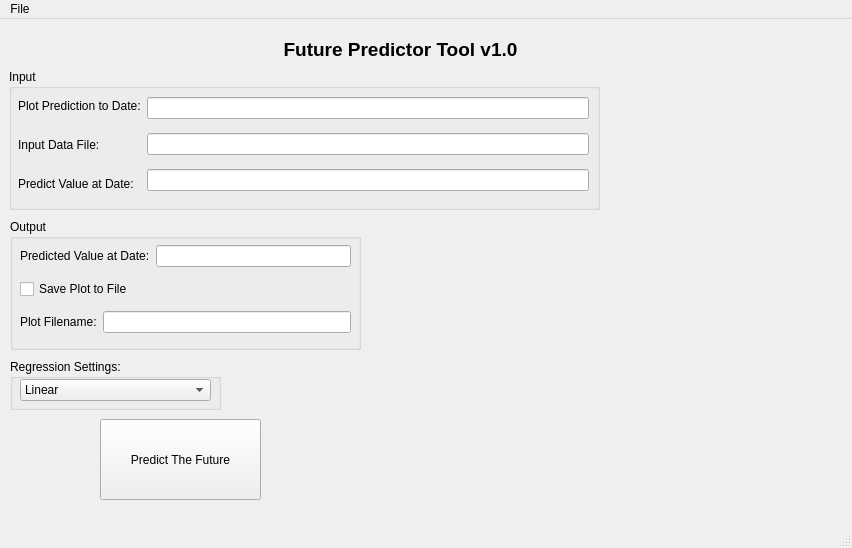
First picture: the form in predictor_template.ui, repository AJ-LinharesIV/PyQt_practice, before the edit.
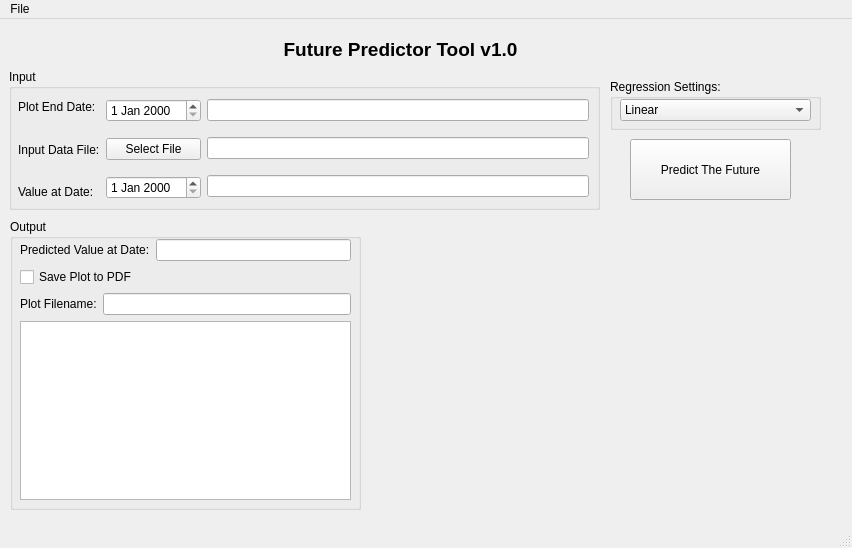
Second picture: the form after the edit.

Commit message: added methods for prophet and input file select box

What changed in the file:
```diff
--- a/predictor_template.ui
+++ b/predictor_template.ui
@@ -41,10 +41,10 @@
    <widget class="QPushButton" name="ButtonPredict">
     <property name="geometry">
      <rect>
-      <x>100</x>
-      <y>400</y>
+      <x>630</x>
+      <y>120</y>
       <width>161</width>
-      <height>81</height>
+      <height>61</height>
      </rect>
     </property>
     <property name="text">
@@ -69,7 +69,7 @@
        <x>9</x>
        <y>20</y>
        <width>571</width>
-       <height>111</height>
+       <height>121</height>
       </rect>
      </property>
      <layout class="QHBoxLayout" name="horizontalLayout">
@@ -78,7 +78,7 @@
         <item>
          <widget class="QLabel" name="labelPredEndDate">
           <property name="text">
-           <string>Plot Prediction to Date:</string>
+           <string>Plot End Date:</string>
           </property>
          </widget>
         </item>
@@ -92,20 +92,37 @@
         <item>
          <widget class="QLabel" name="labelPredSpecDate">
           <property name="text">
-           <string>Predict Value at Date:</string>
+           <string>Value at Date:</string>
           </property>
          </widget>
         </item>
        </layout>
       </item>
+      <item>
+       <layout class="QVBoxLayout" name="verticalLayout_5">
+        <item>
+         <widget class="QDateEdit" name="datePredictEnd"/>
+        </item>
+        <item>
+         <widget class="QPushButton" name="pushButtonInputFile">
+          <property name="text">
+           <string>Select File</string>
+          </property>
+         </widget>
+        </item>
+        <item>
+         <widget class="QDateEdit" name="datePredictSpec"/>
+        </item>
+       </layout>
+      </item>
       <item>
        <layout class="QVBoxLayout" name="verticalLayout_2">
-        <item>
-         <widget class="QLineEdit" name="lineInputDataFile"/>
-        </item>
         <item>
          <widget class="QLineEdit" name="linePredEndDate"/>
         </item>
+        <item>
+         <widget class="QLineEdit" name="lineInputDataFile"/>
+        </item>
         <item>
          <widget class="QLineEdit" name="linePredSpecDate"/>
         </item>
@@ -120,7 +137,7 @@
       <x>10</x>
       <y>200</y>
       <width>351</width>
-      <height>131</height>
+      <height>291</height>
      </rect>
     </property>
     <property name="title">
@@ -132,7 +149,7 @@
        <x>10</x>
        <y>20</y>
        <width>331</width>
-       <height>101</height>
+       <height>261</height>
       </rect>
      </property>
      <layout class="QVBoxLayout" name="verticalLayout_3">
@@ -153,7 +170,7 @@
       <item>
        <widget class="QCheckBox" name="checkSavePlotToFile">
         <property name="text">
-         <string>Save Plot to File</string>
+         <string>Save Plot to PDF</string>
         </property>
        </widget>
       </item>
@@ -171,14 +188,17 @@
         </item>
        </layout>
       </item>
+      <item>
+       <widget class="QTextBrowser" name="textBrowserOutput"/>
+      </item>
      </layout>
     </widget>
    </widget>
    <widget class="QGroupBox" name="groupBox_2">
     <property name="geometry">
      <rect>
-      <x>10</x>
-      <y>340</y>
+      <x>610</x>
+      <y>60</y>
       <width>211</width>
       <height>51</height>
      </rect>
```
The commit also changes 2 other files.
